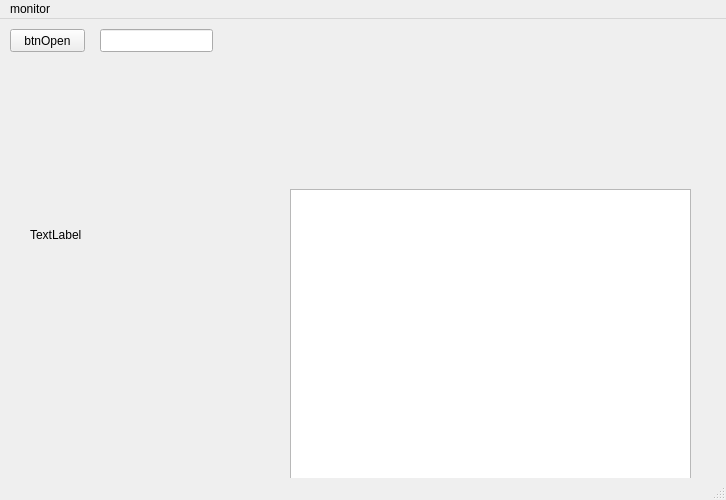
Before: the Qt Designer form mainwindow.ui in westmood1219/AV-Qt-RTSP-Monitor, drawn with Qt 5.
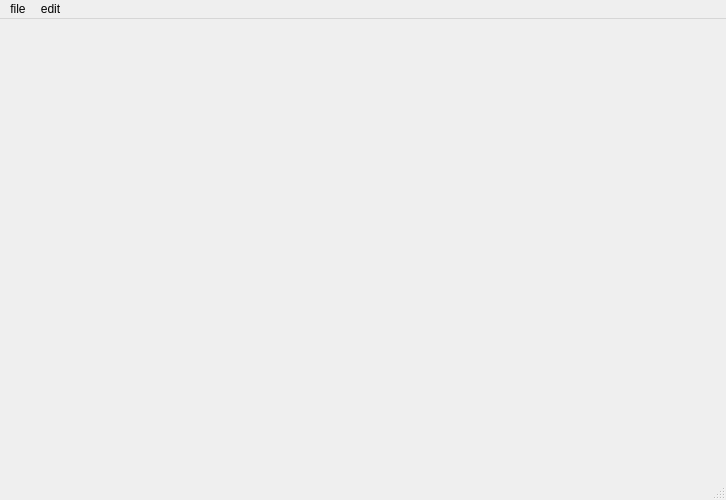
After: the same form once the commit is applied.

```diff
--- a/mainwindow.ui
+++ b/mainwindow.ui
@@ -13,69 +13,29 @@
   <property name="windowTitle">
    <string>MainWindow</string>
   </property>
-  <widget class="QWidget" name="centralwidget">
-   <widget class="QTextEdit" name="objName">
-    <property name="geometry">
-     <rect>
-      <x>290</x>
-      <y>170</y>
-      <width>401</width>
-      <height>311</height>
-     </rect>
-    </property>
-   </widget>
-   <widget class="QPushButton" name="btnOpen">
-    <property name="geometry">
-     <rect>
-      <x>10</x>
-      <y>10</y>
-      <width>75</width>
-      <height>23</height>
-     </rect>
-    </property>
-    <property name="text">
-     <string>btnOpen</string>
-    </property>
-   </widget>
-   <widget class="QLabel" name="label">
-    <property name="geometry">
-     <rect>
-      <x>30</x>
-      <y>70</y>
-      <width>241</width>
-      <height>291</height>
-     </rect>
-    </property>
-    <property name="text">
-     <string>TextLabel</string>
-    </property>
-   </widget>
-   <widget class="QLineEdit" name="rtspAddr">
-    <property name="geometry">
-     <rect>
-      <x>100</x>
-      <y>10</y>
-      <width>113</width>
-      <height>23</height>
-     </rect>
-    </property>
-   </widget>
-  </widget>
+  <widget class="QWidget" name="centralwidget"/>
   <widget class="QMenuBar" name="menubar">
    <property name="geometry">
     <rect>
      <x>0</x>
      <y>0</y>
      <width>726</width>
-     <height>21</height>
+     <height>20</height>
     </rect>
    </property>
    <widget class="QMenu" name="menumonitor">
     <property name="title">
-     <string>monitor</string>
+     <string>file</string>
+    </property>
+    <addaction name="actionmenu"/>
+   </widget>
+   <widget class="QMenu" name="menuedit">
+    <property name="title">
+     <string>edit</string>
     </property>
    </widget>
    <addaction name="menumonitor"/>
+   <addaction name="menuedit"/>
   </widget>
   <widget class="QStatusBar" name="statusbar"/>
  </widget>
```
Left out of the diff: 5 changed lines with no effect on the pictures.
